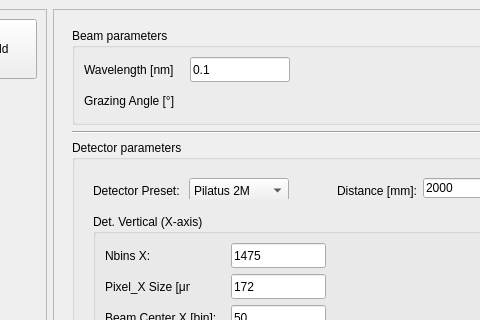
Before: the Qt Designer form ui/main_window.ui in zyffcc/gisaxs_gui, drawn with Qt 5; both pictures show x 112 to 592 and y 0 to 320 of the 1077 by 991 pixel window.
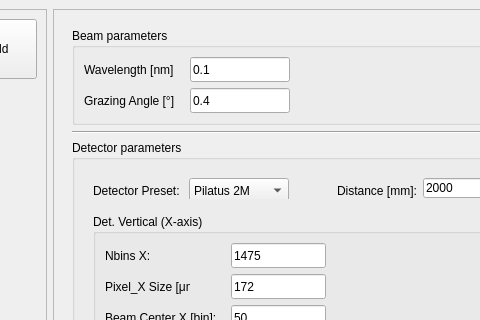
After: the same form once the commit is applied.

```diff
--- a/ui/main_window.ui
+++ b/ui/main_window.ui
@@ -102,7 +102,7 @@
        <property name="geometry">
         <rect>
          <x>0</x>
-         <y>-1566</y>
+         <y>0</y>
          <width>884</width>
          <height>2496</height>
         </rect>
@@ -214,6 +214,25 @@
                  </property>
                 </widget>
                </item>
+               <item row="1" column="2">
+                <widget class="QLineEdit" name="angleValue">
+                 <property name="minimumSize">
+                  <size>
+                   <width>100</width>
+                   <height>20</height>
+                  </size>
+                 </property>
+                 <property name="maximumSize">
+                  <size>
+                   <width>100</width>
+                   <height>25</height>
+                  </size>
+                 </property>
+                 <property name="text">
+                  <string>0.4</string>
+                 </property>
+                </widget>
+               </item>
               </layout>
              </widget>
             </item>
```
